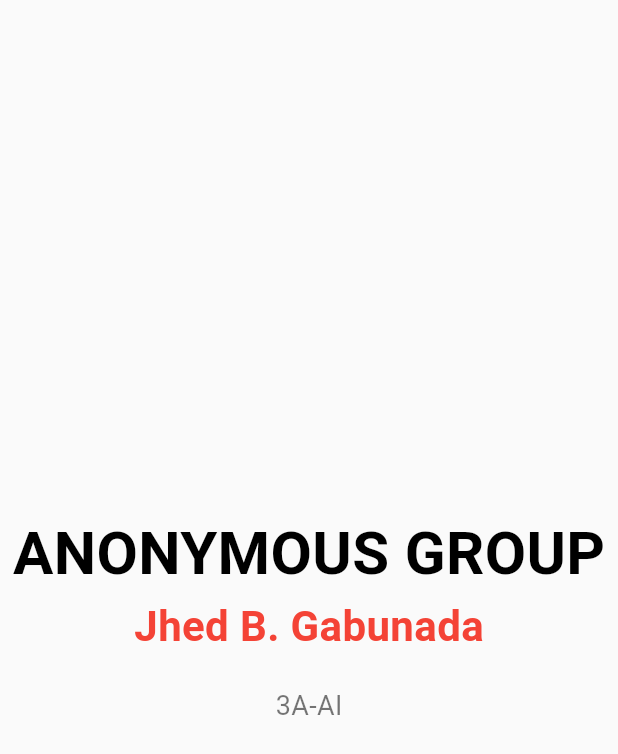
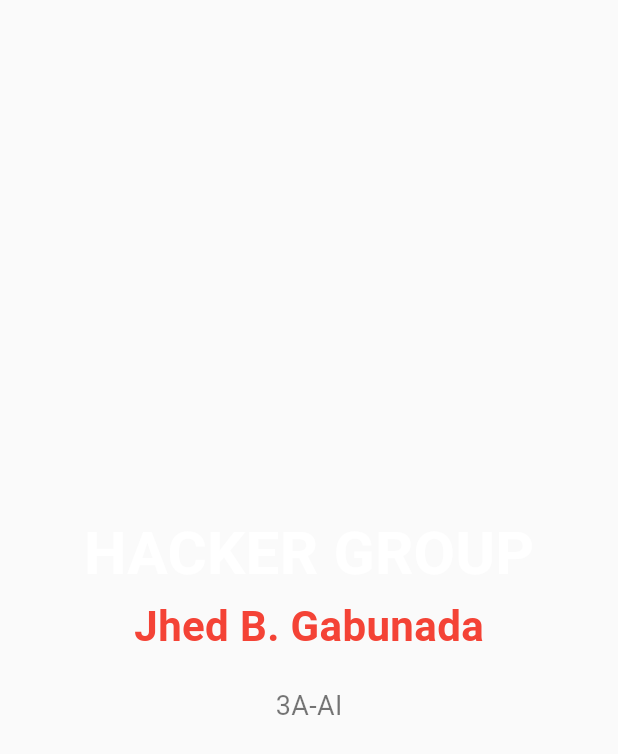
Before and after one commit to JHED-sudo/lab6, a Flutter app: the screen it shows after launch, on a phone screen of 412 x 824 dp. Shown: the top 754 px of the screen. Run offline on Flutter 3.47's test engine with Material 3 defaults, Android fonts, the phone set to English and light mode, and no system bars.

Commit message:
Changing Tittle & Color

```diff
--- a/lib/main.dart
+++ b/lib/main.dart
@@ -21,11 +21,11 @@ class MyApp extends StatelessWidget {
             mainAxisSize: MainAxisSize.min,
             children: <Widget>[
               const Text(
-                'ANONYMOUS GROUP',
+                'HACKER GROUP',
                 style: TextStyle(
                     fontSize: 40,
                     fontWeight: FontWeight.bold,
-                    color: Colors.black
+                    color: Colors.white
                 ),
               ),
               const Text(
```
